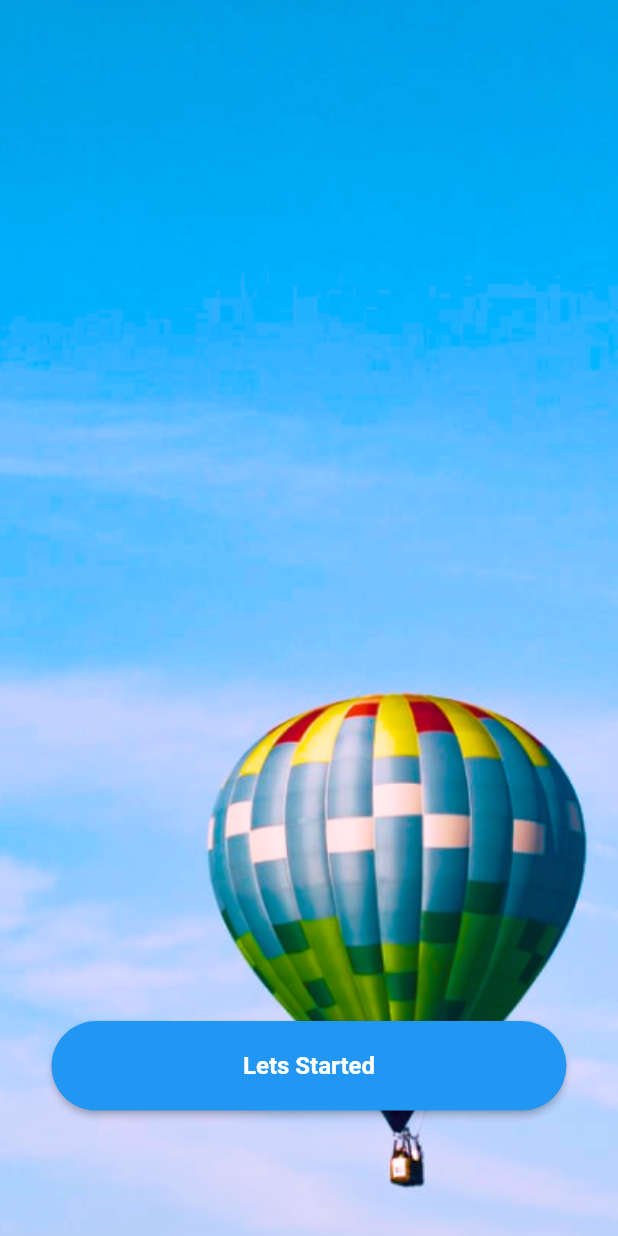
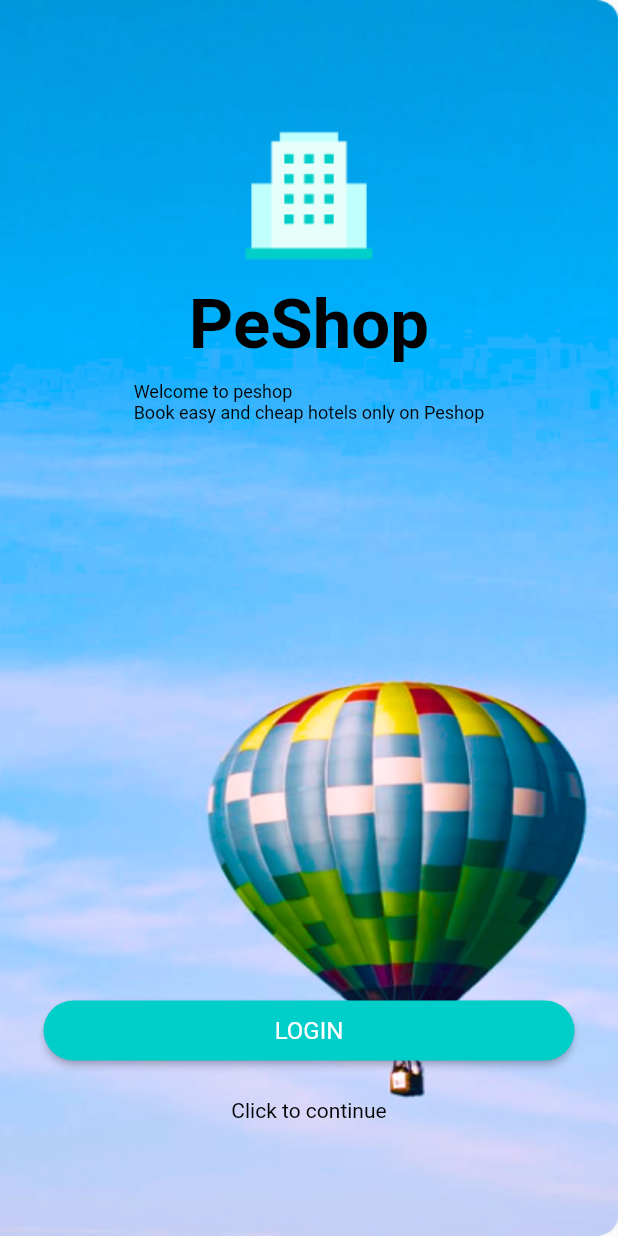
Before and after one commit to congdat12/travel_app_flutter, a Flutter app: the screen it shows after launch, on a phone screen of 412 x 824 dp. Run offline on Flutter 3.47's test engine with Material 2 defaults, Android fonts, the phone set to English and light mode, and no system bars; our stand-ins replace flutter_screenutil.

Commit message:
intro page

```diff
--- /dev/null
+++ b/lib/components/button/custom_button.dart
@@ -0,0 +1,32 @@
+import 'package:flutter/material.dart';
+
+import '../../resources/app_colors.dart';
+
+class CustomButton extends StatelessWidget {
+  const CustomButton({Key? key, required this.content}) : super(key: key);
+  final String? content;
+
+  @override
+  Widget build(BuildContext context) {
+    return ElevatedButton(
+      onPressed: () {},
+      child: Text(
+        // ignore: unnecessary_this
+        this.content!,
+        style: const TextStyle(
+          fontWeight: FontWeight.w400,
+          fontSize: 16,
+          color: Colors.white,
+        ),
+      ),
+      style: ElevatedButton.styleFrom(
+        shape: const RoundedRectangleBorder(
+            borderRadius: BorderRadius.all(
+          Radius.circular(77),
+        )),
+        primary: AppColor.h009,
+        fixedSize: const Size(354, 40),
+      ),
+    );
+  }
+}
--- a/lib/components/widgets/custom_button.dart
+++ /dev/null
@@ -1,30 +0,0 @@
-import 'package:flutter/material.dart';
-import 'package:flutter_screenutil/flutter_screenutil.dart';
-class CustomButton{
-
-
-  Widget buildButton( String content, String fontFamily, double fontSize,FontWeight fontWeight, Color textColor,
-      Color? buttonColor, double cornerRadius, double buttonWidth, double buttonHeight){
-    return ElevatedButton(
-      onPressed: () {},
-      child:  Text(
-        content,
-        style:  TextStyle(
-          fontFamily: fontFamily,
-          fontWeight: fontWeight,
-          fontSize: fontSize,
-          color: textColor,
-        ),
-      ),
-      style: ElevatedButton.styleFrom(
-        shape:  RoundedRectangleBorder(
-            borderRadius: BorderRadius.all(
-              Radius.circular(cornerRadius),
-            )),
-        primary:  buttonColor,
-        fixedSize:  Size(buttonWidth.w, buttonHeight.h
-        ),
-      ),
-    );
-  }
-}
--- a/lib/main.dart
+++ b/lib/main.dart
@@ -1,9 +1,10 @@
 import 'package:flutter/material.dart';
 import 'package:flutter_screenutil/flutter_screenutil.dart';
-import 'package:travelapp_flutter/pages/splash_page.dart';
+import 'package:travelapp_flutter/pages/intro/intro_page.dart';
 
-import 'components/widgets/TextWidget.dart';
-import 'components/widgets/custom_button.dart';
+import 'components/button/custom_button.dart';
+import 'components/textfield/custom_textfield.dart';
+import 'components/textfield/custom_textfield_password.dart';
 
 void main() {
   runApp(const MyApp());
@@ -15,11 +16,10 @@ class MyApp extends StatelessWidget {
   // This widget is the root of your application.
   @override
   Widget build(BuildContext context) {
-    return ScreenUtilInit(builder: (BuildContext context, Widget? child){
-      return MaterialApp(
-        title: 'Flutter Demo',
-        debugShowCheckedModeBanner: false,
-        theme: ThemeData(
+    return MaterialApp(
+      title: 'Flutter Demo',
+      debugShowCheckedModeBanner: false,
+      theme: ThemeData(
           // This is the theme of your application.
           //
           // Try running your application with "flutter run". You'll see the
@@ -30,17 +30,8 @@ class MyApp extends StatelessWidget {
           // Notice that the counter didn't reset back to zero; the application
           // is not restarted.
           //primarySwatch: Colors.red ,
-        ),
-       home:  const SplashPage(),
-        routes: {
-          'splash_page':(context) => const SplashPage(),
-        },
-        initialRoute: 'splash_page',
-      );
-
-      designSize: Size(MediaQuery.of(context).size.width, MediaQuery.of(context).size.height);
-    },
-
+          ),
+      home: const IntroPage(),
     );
   }
 }
--- /dev/null
+++ b/lib/pages/intro/intro_page.dart
@@ -0,0 +1,83 @@
+import 'package:flutter/material.dart';
+import 'package:travelapp_flutter/resources/app_colors.dart';
+
+import '../../components/button/custom_button.dart';
+
+class IntroPage extends StatelessWidget {
+  const IntroPage({Key? key}) : super(key: key);
+
+  @override
+  Widget build(BuildContext context) {
+    return Scaffold(
+      body: Stack(
+        children: [
+          SizedBox(
+            width: double.infinity,
+            height: double.infinity,
+            child: Image.asset(
+              'assets/images/img.png',
+              fit: BoxFit.fill,
+            ),
+          ),
+          Center(
+            child: Padding(
+              padding:
+                  EdgeInsets.only(top: MediaQuery.of(context).padding.top + 83),
+              child: Column(
+                children: [
+                  Image.asset('assets/icons/building 1.png'),
+                  const SizedBox(
+                    height: 11,
+                  ),
+                  const Text(
+                    'PeShop',
+                    style: TextStyle(
+                        color: AppColor.h0000,
+                        fontWeight: FontWeight.bold,
+                        fontSize: 46),
+                  ),
+                  const SizedBox(
+                    height: 11,
+                  ),
+                  RichText(
+                    text: const TextSpan(
+                        text: 'Welcome to peshop',
+                        style: TextStyle(color: AppColor.h0000, fontSize: 12),
+                        children: [
+                          TextSpan(
+                            text: '\nBook easy and cheap hotels only on Peshop',
+                            style:
+                                TextStyle(color: AppColor.h0000, fontSize: 12),
+                          )
+                        ]),
+                  ),
+                  const Spacer(),
+                  const Padding(
+                    padding: EdgeInsets.only(left: 15, right: 15),
+                    child: CustomButton(
+                      content: 'LOGIN',
+                    ),
+                  ),
+                  const SizedBox(
+                    height: 5,
+                  ),
+                  TextButton(
+                    onPressed: () {},
+                    child: const Text(
+                      'Click to continue',
+                      style: TextStyle(
+                          color: AppColor.h0000, fontWeight: FontWeight.w400),
+                    ),
+                  ),
+                  const SizedBox(
+                    height: 60,
+                  )
+                ],
+              ),
+            ),
+          )
+        ],
+      ),
+    );
+  }
+}
--- a/lib/pages/splash_page.dart
+++ /dev/null
@@ -1,32 +0,0 @@
-import 'package:flutter/material.dart';
-import 'package:travelapp_flutter/components/widgets/custom_button.dart';
-import 'package:travelapp_flutter/resources/app_colors.dart';
-import 'package:flutter_screenutil/flutter_screenutil.dart';
-
-class SplashPage extends StatelessWidget {
-  const SplashPage({Key? key}) : super(key: key);
-
-  @override
-  Widget build(BuildContext context) {
-    return Scaffold(
-      body: Stack(
-        children: [
-          Container(
-            width: double.infinity,
-            height: double.infinity,
-            //padding: EdgeInsets.only(top: 715.h),
-            decoration: const BoxDecoration(
-                image: DecorationImage(
-                    image: AssetImage('assets/images/img.png'),
-                    fit: BoxFit.fitWidth
-                )
-            ),
-          ),
-          Padding(padding: EdgeInsets.only(top: 570.h,right: 30.w,left: 30.w),
-            child: CustomButton().buildButton('Lets Started', 'Roboto', 16, FontWeight.w700, AppColor.h0xff, null, 30, 354, 50),
-          )
-        ],
-      ),
-    );
-  }
-}
```
Also changed, not shown: lib/components/button/custom_icon_button.dart (added, +29 -0 lines), lib/components/textfield/custom_textfield.dart (added, +48 -0 lines), lib/components/textfield/custom_textfield_password.dart (added, +18 -0 lines), lib/components/widgets/TextWidget.dart (deleted, +0 -32 lines).
